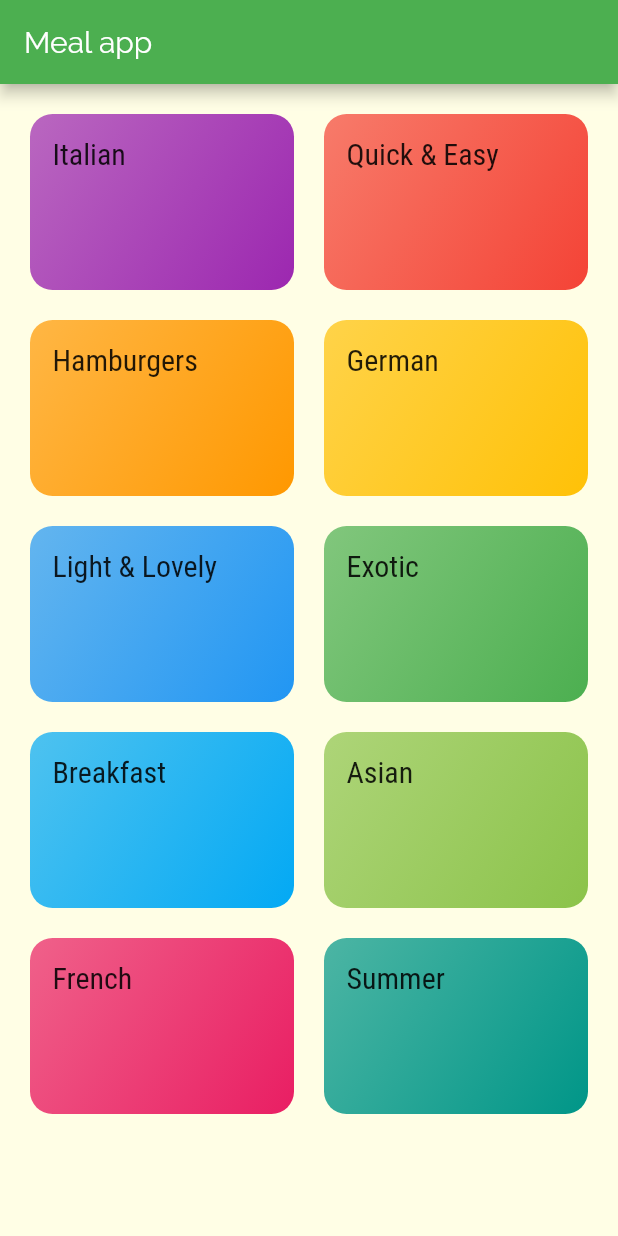
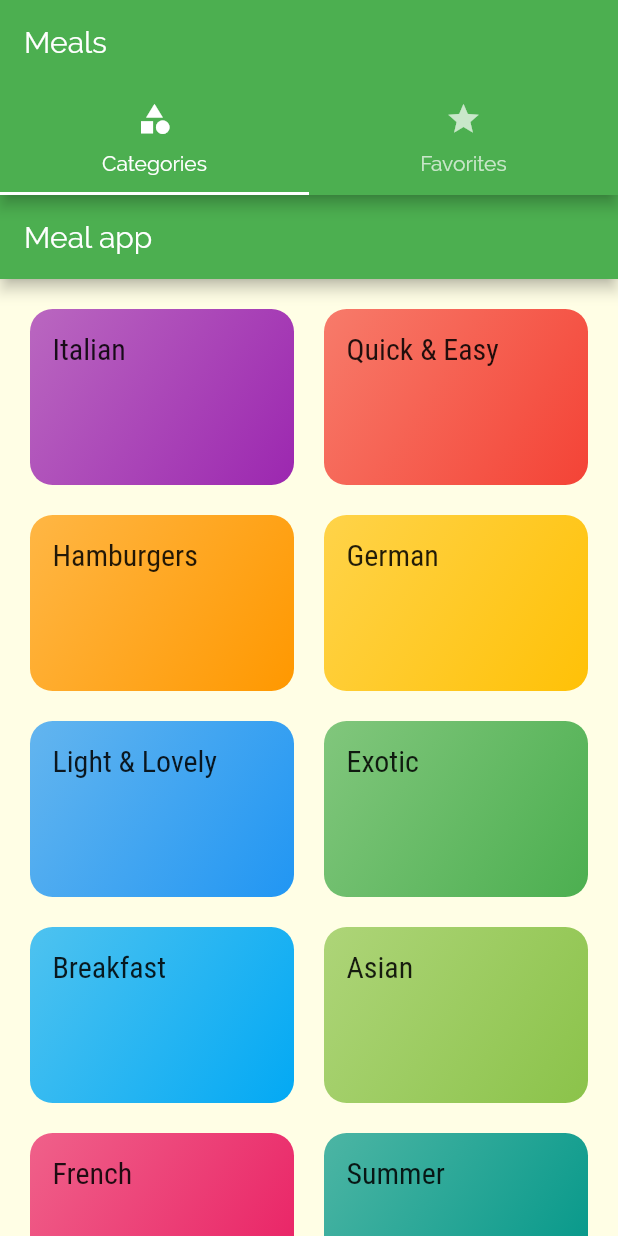
Before and after one commit to Damian9696/meal_app, a Flutter app: the screen it shows after launch, on a phone screen of 412 x 824 dp. Run offline on Flutter 3.47's test engine with Material 2 defaults, Android fonts, the phone set to English and light mode, and no system bars.

Commit message:
Switch home screen from categories to tabs;

```diff
--- a/lib/main.dart
+++ b/lib/main.dart
@@ -1,9 +1,9 @@
 import 'dart:ui';
 
 import 'package:flutter/material.dart';
-import 'package:flutter_complete_guide/screens/categories_screen.dart';
 import 'package:flutter_complete_guide/screens/category_meals_screen.dart';
 import 'package:flutter_complete_guide/screens/meal_detail_screen.dart';
+import 'package:flutter_complete_guide/screens/tabs_screen.dart';
 
 void main() => runApp(MyApp());
 
@@ -22,7 +22,7 @@ class MyApp extends StatelessWidget {
               bodyText1: TextStyle(color: Color.fromRGBO(20, 51, 51, 1)),
               headline6:
                   TextStyle(fontSize: 20, fontFamily: 'RobotoCondensed'))),
-      home: CategoriesScreen(),
+      home: TabsScreen(),
       routes: {
         CategoryMealsScreen.routeName: (context) => CategoryMealsScreen(),
         MealDetailScreen.routeName: (context) => MealDetailScreen(),
```
